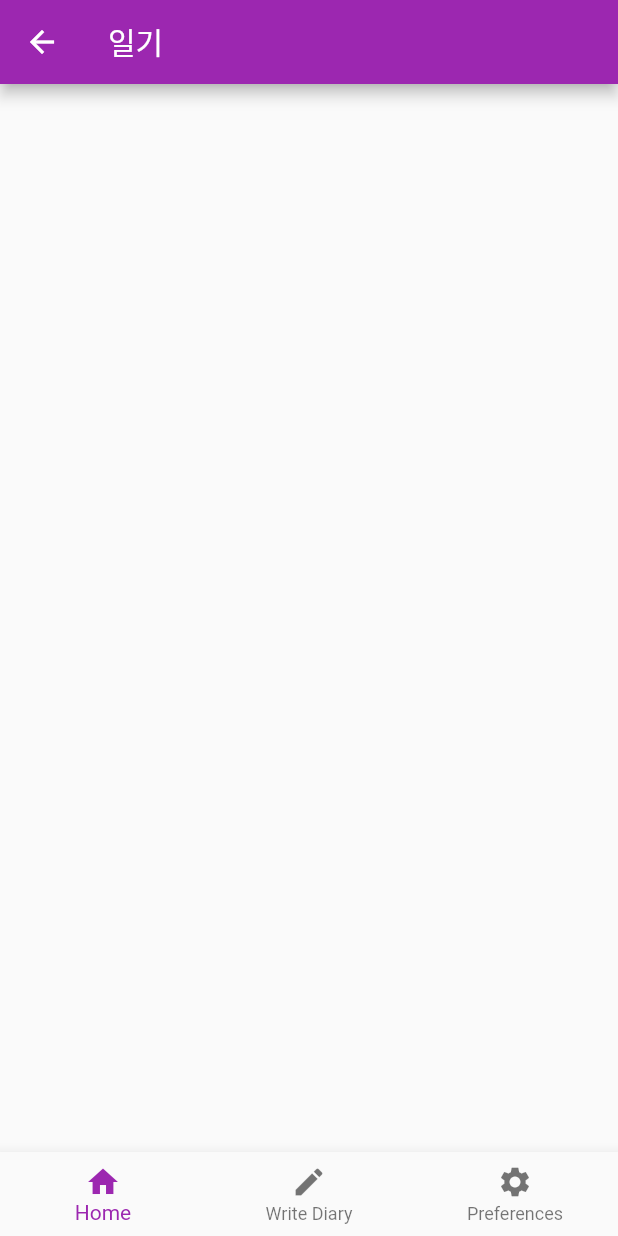
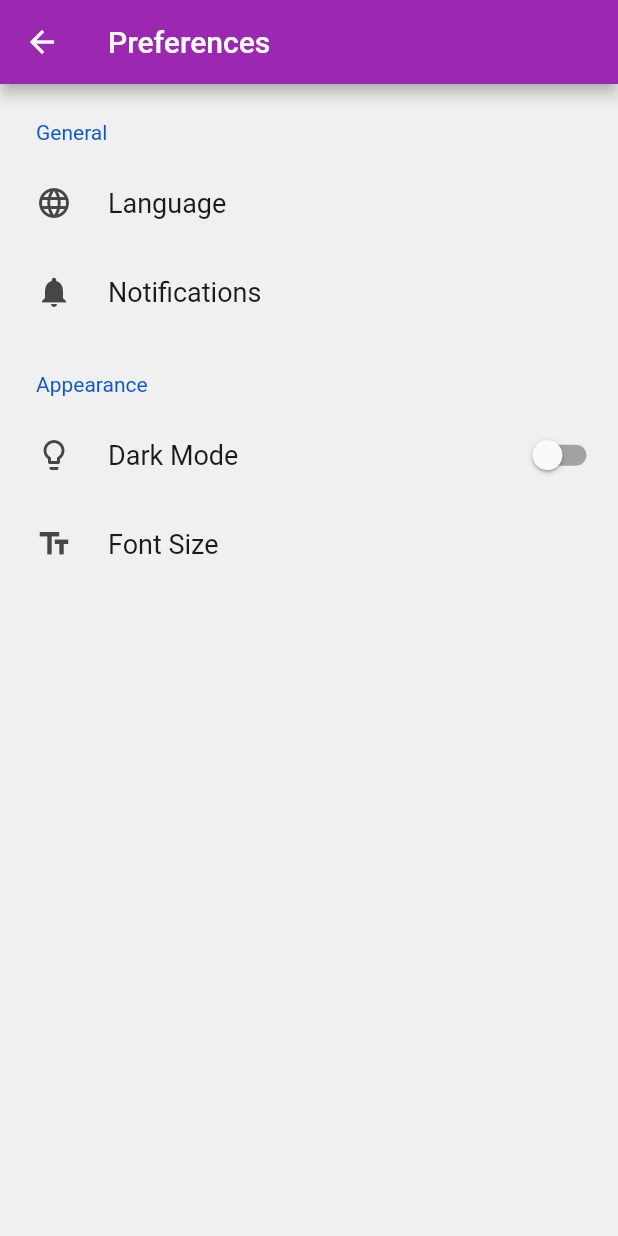
Before and after one commit to Jun-Jinu/-Will-Grow-Widget-App, a Flutter app: the screen it shows after launch, item 3 of the bottom bar chosen, on a phone screen of 412 x 824 dp. Run offline on Flutter 3.47's test engine with Material 2 defaults, Android fonts, the phone set to English and light mode, and no system bars; drawn by our look-alikes of settings_ui; our stand-ins replace hive; missing offline and left inert: flutter_widgetkit; accounts and stored records are empty.

Commit message:
feat: 세팅 화면 추가

```diff
--- a/lib/main.dart
+++ b/lib/main.dart
@@ -10,6 +10,9 @@ import './ui/post/post_view.dart';
 
 import './ui/new_post/new_post_view.dart';
 import './ui/new_post/new_post_viewmodel.dart';
+
+import './ui/setting/setting_view.dart';
+import './ui/setting/setting_viewmodel.dart';
 
 import 'dart:convert';
 
@@ -35,6 +38,8 @@ class MyApp extends StatelessWidget {
             create: (_) => PostListViewModel(), child: PostListView()),
         ChangeNotifierProvider<NewPostViewModel>(
             create: (_) => NewPostViewModel(), child: NewPostView()),
+        ChangeNotifierProvider<SettingsViewModel>(
+            create: (_) => SettingsViewModel(), child: SettingsView()),
       ],
       child: MaterialApp(
         debugShowCheckedModeBanner: false,
@@ -47,7 +52,7 @@ class MyApp extends StatelessWidget {
         routes: {
           '/': (context) => PostListView(),
           '/newpost': (context) => NewPostView(),
-          '/settings': (context) => PostListView(),
+          '/settings': (context) => SettingsView(),
         },
       ),
     );
--- /dev/null
+++ b/lib/ui/setting/setting_view.dart
@@ -0,0 +1,56 @@
+import 'package:flutter/material.dart';
+import 'package:settings_ui/settings_ui.dart';
+
+class SettingsView extends StatelessWidget {
+  @override
+  Widget build(BuildContext context) {
+    return Scaffold(
+      appBar: AppBar(
+        title: Text('Preferences'),
+      ),
+      body: SettingsList(
+        sections: [
+          SettingsSection(
+            title: Text('General'),
+            tiles: [
+              SettingsTile(
+                title: Text('Language'),
+                leading: Icon(Icons.language),
+                onPressed: (BuildContext context) {
+                  // Handle language settings
+                },
+              ),
+              SettingsTile(
+                title: Text('Notifications'),
+                leading: Icon(Icons.notifications),
+                onPressed: (BuildContext context) {
+                  // Handle notification settings
+                },
+              ),
+            ],
+          ),
+          SettingsSection(
+            title: Text('Appearance'),
+            tiles: [
+              SettingsTile.switchTile(
+                title: Text('Dark Mode'),
+                leading: Icon(Icons.lightbulb_outline),
+                initialValue: false,
+                onToggle: (bool value) {
+                  // Handle dark mode setting
+                },
+              ),
+              SettingsTile(
+                title: Text('Font Size'),
+                leading: Icon(Icons.text_fields),
+                onPressed: (BuildContext context) {
+                  // Handle font size settings
+                },
+              ),
+            ],
+          ),
+        ],
+      ),
+    );
+  }
+}
--- /dev/null
+++ b/lib/ui/setting/setting_viewmodel.dart
@@ -0,0 +1,21 @@
+import 'package:flutter/material.dart';
+
+class SettingsViewModel with ChangeNotifier {
+  bool _darkMode = false;
+  String _selectedLanguage = 'English';
+
+  bool get darkMode => _darkMode;
+  String get selectedLanguage => _selectedLanguage;
+
+  void toggleDarkMode(bool value) {
+    _darkMode = value;
+    // Perform any necessary operations related to toggling dark mode
+    notifyListeners();
+  }
+
+  void setLanguage(String language) {
+    _selectedLanguage = language;
+    // Perform any necessary operations related to setting the language
+    notifyListeners();
+  }
+}
```
